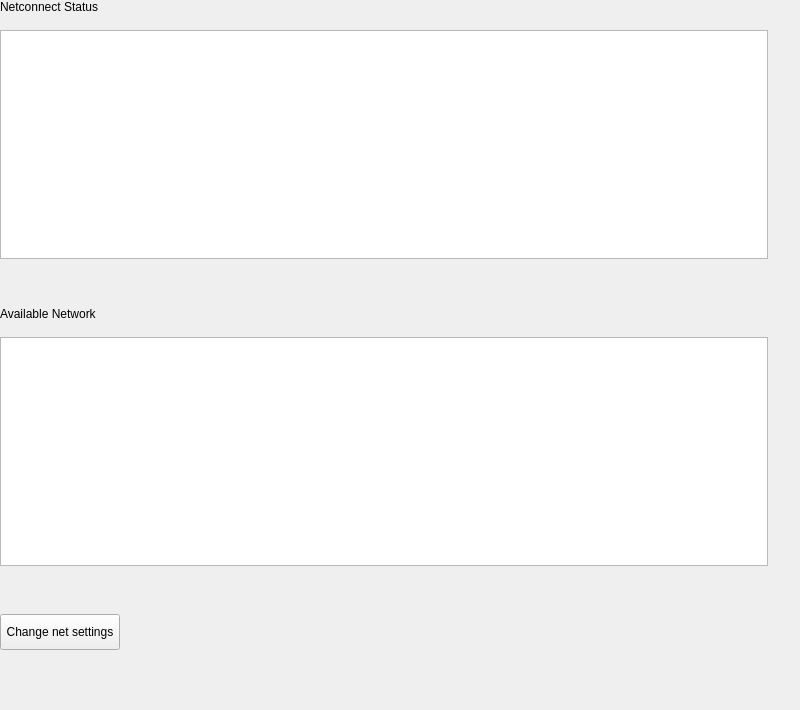
Above: plugins/network/netconnect/netconnect.ui from ukui/ukui-control-center before the change. Below: the same form after it.
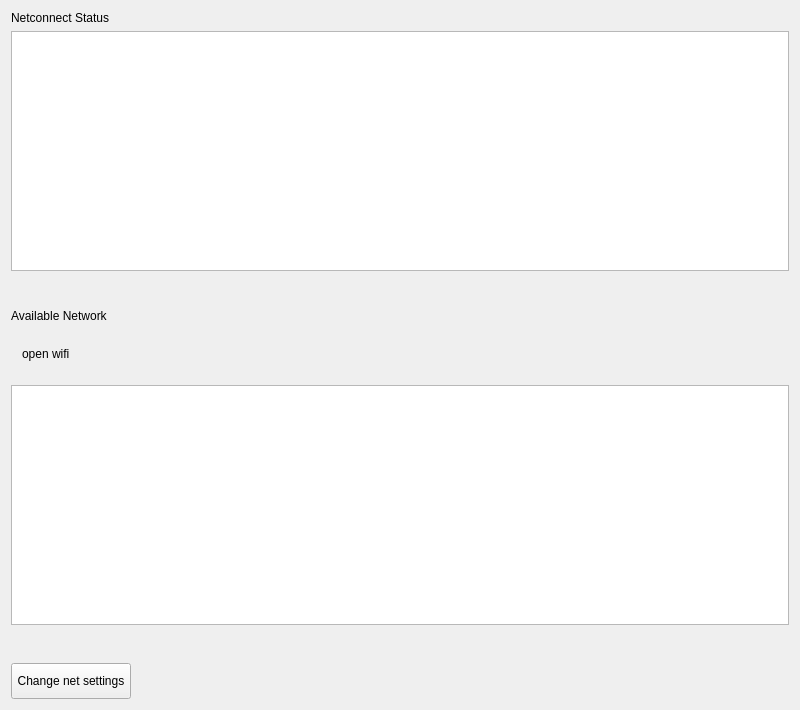
That is the form after the change.

Diff of the .ui file:
```diff
--- a/plugins/network/netconnect/netconnect.ui
+++ b/plugins/network/netconnect/netconnect.ui
@@ -25,22 +25,7 @@
   <property name="windowTitle">
    <string notr="true">NetConnect</string>
   </property>
-  <layout class="QVBoxLayout" name="verticalLayout_2">
-   <property name="spacing">
-    <number>16</number>
-   </property>
-   <property name="leftMargin">
-    <number>0</number>
-   </property>
-   <property name="topMargin">
-    <number>0</number>
-   </property>
-   <property name="rightMargin">
-    <number>32</number>
-   </property>
-   <property name="bottomMargin">
-    <number>60</number>
-   </property>
+  <layout class="QVBoxLayout" name="verticalLayout">
    <item>
     <widget class="QLabel" name="titleLabel">
      <property name="sizePolicy">
@@ -92,6 +77,60 @@
      </property>
     </widget>
    </item>
+   <item>
+    <widget class="QWidget" name="openWifiWidget" native="true">
+     <property name="minimumSize">
+      <size>
+       <width>550</width>
+       <height>50</height>
+      </size>
+     </property>
+     <property name="maximumSize">
+      <size>
+       <width>960</width>
+       <height>50</height>
+      </size>
+     </property>
+     <layout class="QHBoxLayout" name="horizontalLayout_5">
+      <property name="topMargin">
+       <number>16</number>
+      </property>
+      <property name="bottomMargin">
+       <number>16</number>
+      </property>
+      <item>
+       <layout class="QHBoxLayout" name="openWIifLayout">
+        <item>
+         <widget class="QLabel" name="open">
+          <property name="minimumSize">
+           <size>
+            <width>118</width>
+            <height>0</height>
+           </size>
+          </property>
+          <property name="text">
+           <string>open wifi</string>
+          </property>
+         </widget>
+        </item>
+        <item>
+         <spacer name="horizontalSpacer_2">
+          <property name="orientation">
+           <enum>Qt::Horizontal</enum>
+          </property>
+          <property name="sizeHint" stdset="0">
+           <size>
+            <width>523</width>
+            <height>20</height>
+           </size>
+          </property>
+         </spacer>
+        </item>
+       </layout>
+      </item>
+     </layout>
+    </widget>
+   </item>
    <item>
     <widget class="QListWidget" name="availableListWidget"/>
    </item>
```
